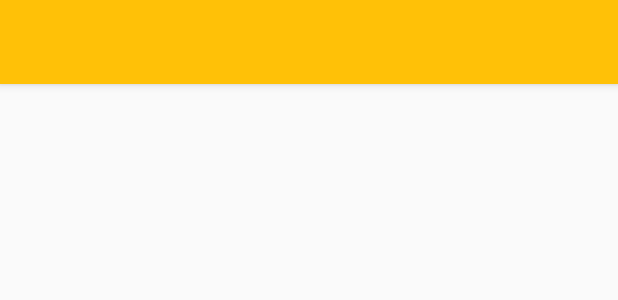
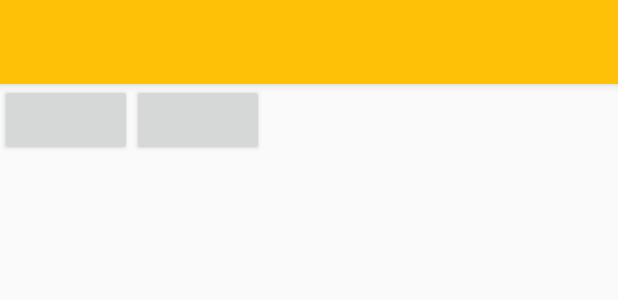
Before and after one commit to alexhzr/Billtastic-for-Android, an Android app: the layout activity_main.xml on its own in the app's theme, with its tools: preview values and no code run, on a phone screen of 412 x 824 dp. Shown: the top 300 px of the screen. Run offline under Robolectric (Android 15) with nearby library versions, the phone set to English and light mode, and no system bars.

```diff
--- a/app/src/main/java/com/alexhzr/billtastic/HTTPRequest/ApiClient.java
+++ b/app/src/main/java/com/alexhzr/billtastic/HTTPRequest/ApiClient.java
@@ -7,16 +7,14 @@ import com.loopj.android.http.AsyncHttpResponseHandler;
 import com.loopj.android.http.PersistentCookieStore;
 import com.loopj.android.http.RequestParams;
 
-/**
- * Created by Álex on 18/05/2015.
- */
 public class ApiClient {
-    private static final String BASE_URL = "http://192.168.1.102:3000/";
+    private static final String BASE_URL = "http://192.168.69.77:3000/";
     PersistentCookieStore cookieStore;
 
     private static AsyncHttpClient client = new AsyncHttpClient();
 
     public static void get(String url, RequestParams params, AsyncHttpResponseHandler responseHandler) {
+        client.setTimeout(3000);
         client.get(getAbsoluteUrl(url), params, responseHandler);
         Log.v("ApiClient", getAbsoluteUrl(url));
     }
--- a/app/src/main/res/layout/activity_main.xml
+++ b/app/src/main/res/layout/activity_main.xml
@@ -14,10 +14,24 @@
         android:layout_width="match_parent"
         android:layout_height="match_parent">
 
-    <RelativeLayout
+    <LinearLayout
         android:id="@+id/content_frame"
         android:layout_width="match_parent"
-        android:layout_height="match_parent" />
+        android:layout_height="match_parent">
+
+        <Button
+            android:id="@+id/mybutton"
+            android:layout_width="wrap_content"
+            android:layout_height="wrap_content"
+            android:onClick="test"/>
+
+        <Button
+            android:id="@+id/mybutton2"
+            android:layout_width="wrap_content"
+            android:layout_height="wrap_content"
+            android:onClick="test2"/>
+
+    </LinearLayout>
 
     <ListView
         android:id="@+id/drawer_list"
@@ -29,5 +43,6 @@
         android:divider="@android:color/transparent"
         android:dividerHeight="0dp" />
 
+
     </android.support.v4.widget.DrawerLayout>
 </LinearLayout>
--- a/app/src/main/res/values-v21/styles.xml
+++ b/app/src/main/res/values-v21/styles.xml
@@ -1,6 +1,6 @@
 <?xml version="1.0" encoding="utf-8"?>
 <resources>
-    <style name="AppTheme" parent="Theme.AppCompat.NoActionBar">
+    <style name="AppTheme" parent="Theme.AppCompat.Light.NoActionBar">
         <item name="android:colorPrimary">@color/my_material_primary</item>
         <item name="android:colorPrimaryDark">@color/my_material_primary_dark</item>
         <item name="android:textColor">@color/my_material_primary_text</item>
```
Also changed, not shown: app/src/main/java/com/alexhzr/billtastic/activities/MainActivity.java (+69 -0 lines), 2 other files.
